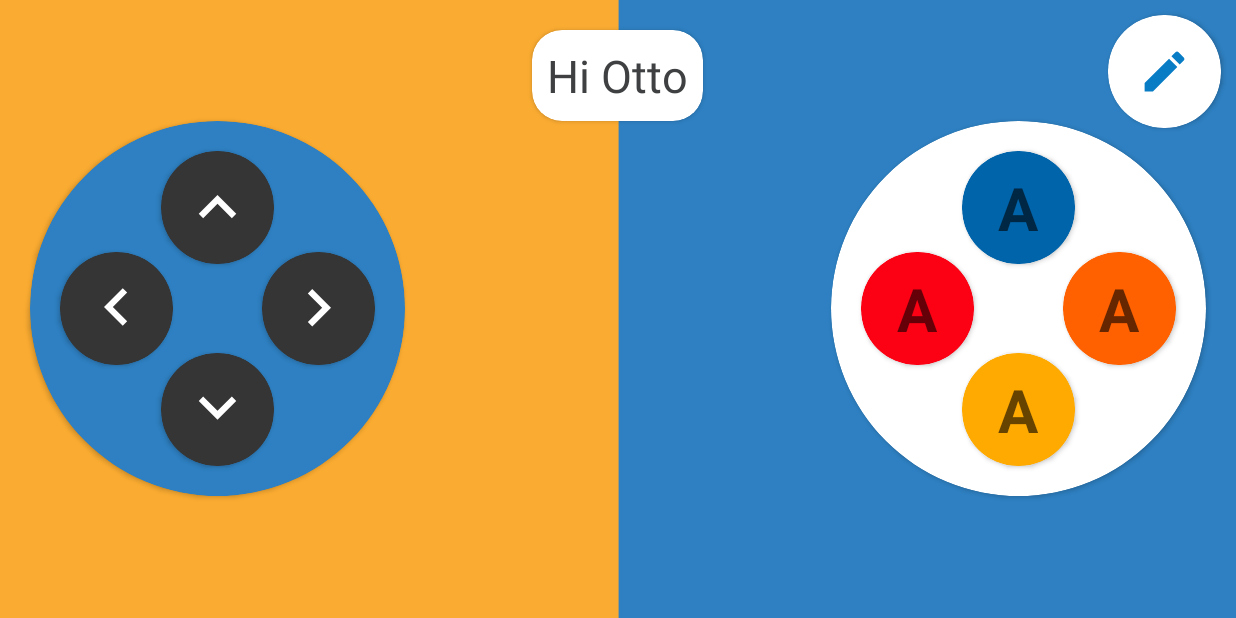
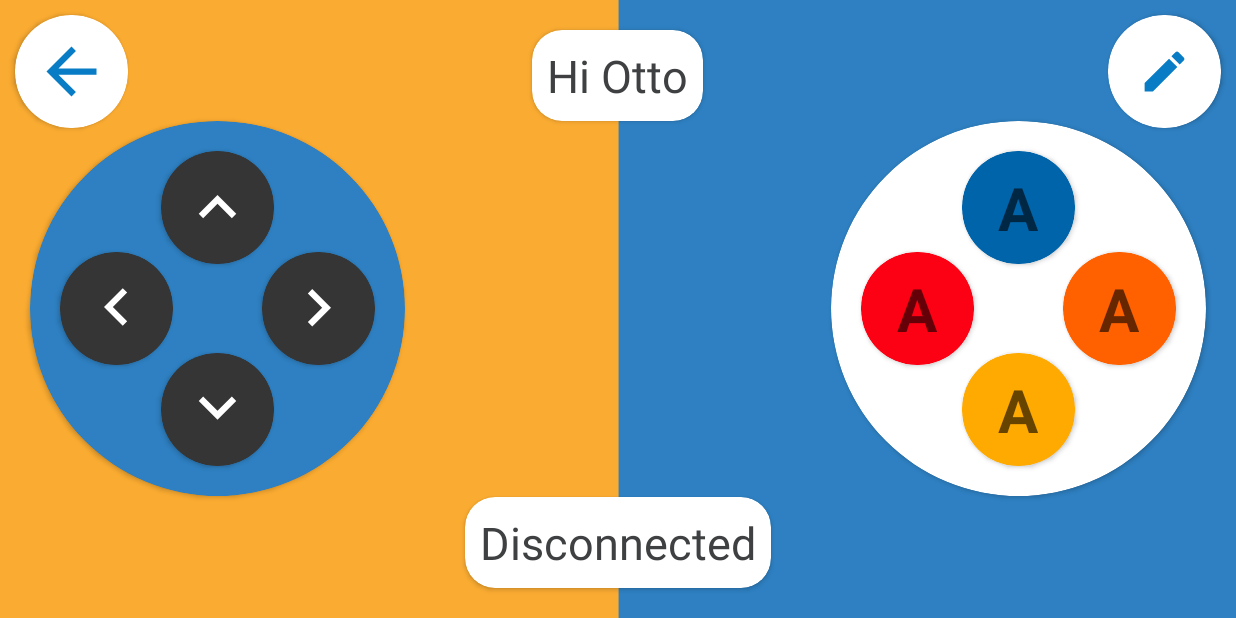
Before and after one commit to faizanmir/BluetoothCodeThree, an Android app: the ControllerActivity screen opened directly, with no data from a screen before it, on a phone screen of 824 x 412 dp (held sideways). Run offline under Robolectric (Android 15) with nearby library versions, the phone set to English and light mode, and no system bars; 5 statements that could not run were skipped.

Commit message:
UI changes

```diff
--- a/app/src/main/AndroidManifest.xml
+++ b/app/src/main/AndroidManifest.xml
@@ -19,7 +19,7 @@
             android:name=".ControllerActivity"
             android:screenOrientation="landscape" />
         <activity
-            android:name=".MainActivity"
+            android:name=".DeviceListActivity"
             android:screenOrientation="landscape">
             <intent-filter>
                 <action android:name="android.intent.action.MAIN" />
--- a/app/src/main/java/avishkaar/com/bluetoothcodethree/ControllerActivity.java
+++ b/app/src/main/java/avishkaar/com/bluetoothcodethree/ControllerActivity.java
@@ -1,17 +1,16 @@
 package avishkaar.com.bluetoothcodethree;
 
 import android.annotation.SuppressLint;
-import android.app.Activity;
 import android.bluetooth.BluetoothAdapter;
 import android.bluetooth.BluetoothDevice;
+import android.bluetooth.BluetoothManager;
 import android.bluetooth.BluetoothSocket;
 import android.content.Context;
 import android.content.Intent;
-import android.content.IntentFilter;
 import android.content.SharedPreferences;
 import android.os.AsyncTask;
+import android.os.Bundle;
 import android.support.v7.app.AppCompatActivity;
-import android.os.Bundle;
 import android.support.v7.widget.CardView;
 import android.util.Log;
 import android.view.MotionEvent;
@@ -19,13 +18,14 @@ import android.view.View;
 import android.widget.Button;
 import android.widget.ImageView;
 import android.widget.ProgressBar;
+import android.widget.RelativeLayout;
 import android.widget.TextView;
 import android.widget.Toast;
 
 import java.io.IOException;
 import java.lang.ref.WeakReference;
 
-import static avishkaar.com.bluetoothcodethree.MainActivity.UUIDForARDUINO;
+import static avishkaar.com.bluetoothcodethree.DeviceListActivity.UUIDForARDUINO;
 
 public class ControllerActivity extends AppCompatActivity implements View.OnTouchListener{
     BluetoothAdapter bluetoothAdapter;
@@ -38,68 +38,21 @@ public class ControllerActivity extends AppCompatActivity implements View.OnTouc
     CardView up,down,right,left;
     ImageView upImg,dwnImg,leftImg,rightImg,edit;
     static final String RemoteSharedPreference = "REMOTE-PREFERENCE";
-    CardView colorButtonOne,colorButtonTwo,colorButtonThree,colorButtonFour,configureCard;
+    CardView colorButtonOne, colorButtonTwo, colorButtonThree, colorButtonFour, configureCard, statusCard, back;
     SharedPreferences sharedPreferences;
     TextView blueText,redText,orangeText,yellowText;
+    TextView status;
+    BluetoothManager bluetoothManager;
+    RelativeLayout overlay;
+    CardView connectingCard;
     @SuppressLint("ClickableViewAccessibility")
     @Override
     protected void onCreate(Bundle savedInstanceState) {
         super.onCreate(savedInstanceState);
-        bluetoothAdapter = BluetoothAdapter.getDefaultAdapter();
-        setContentView(R.layout.activity_controller_actvity);
-        progressBar = findViewById(R.id.barForProgress);
-        Intent intent = getIntent();
-        deviceAddress =  intent.getStringExtra(MainActivity.DEVICE_EXTRA);
-        bluetoothDevice =  bluetoothAdapter.getRemoteDevice(deviceAddress);
-        upImg = findViewById(R.id.upImg);
-        dwnImg =  findViewById(R.id.downImg);
-        leftImg = findViewById(R.id.leftImg);
-        rightImg = findViewById(R.id.rightImg);
-        upImg.setImageResource(R.drawable.ic_keyboard_arrow_up_black_24dp);
-        dwnImg.setImageResource(R.drawable.ic_keyboard_arrow_down_black_24dp);
-        rightImg.setImageResource(R.drawable.ic_keyboard_arrow_right_black_24dp);
-        leftImg.setImageResource(R.drawable.ic_keyboard_arrow_left_black_24dp);
-        edit =findViewById(R.id.edit);
-        write = findViewById(R.id.write);
-        colorButtonOne = findViewById(R.id.custom1);
-        colorButtonTwo = findViewById(R.id.custom2);
-        colorButtonThree = findViewById(R.id.custom3);
-        colorButtonFour = findViewById(R.id.custom4);
-        sharedPreferences =  getSharedPreferences(RemoteSharedPreference, Context.MODE_PRIVATE);
-        up = findViewById(R.id.upMotion);
-        down = findViewById(R.id.downMotion);
-        left = findViewById(R.id.leftMotion);
-        right =  findViewById(R.id.rightMotion);
-        redText = findViewById(R.id.redText);
-        blueText = findViewById(R.id.blueText);
-        yellowText = findViewById(R.id.yellowText);
-        orangeText = findViewById(R.id.orangeText);
-        configureCard = findViewById(R.id.configureItem);
+        init();
 
 
-        //This is used for establishing the connection with the device as it is a blocking call  an Async Tsk is  used
-        new ConnectionThread(ControllerActivity.this).execute();
 
-        up.setOnTouchListener(this);
-        down.setOnTouchListener(this);
-        right.setOnTouchListener(this);
-        left.setOnTouchListener(this);
-        colorButtonOne.setOnTouchListener(this);
-        colorButtonTwo.setOnTouchListener(this);
-        colorButtonThree.setOnTouchListener(this);
-        colorButtonFour.setOnTouchListener(this);
-        write.setOnClickListener(new View.OnClickListener() {
-            @Override
-            public void onClick(View v) {
-                if (socket != null) {
-                    try {
-                        socket.getOutputStream().write("M".getBytes());
-                    } catch (IOException e) {
-                        e.printStackTrace();
-                    }
-                }
-            }
-        });
         configureCard.setOnClickListener(new View.OnClickListener() {
             @Override
             public void onClick(View v) {
@@ -107,24 +60,34 @@ public class ControllerActivity extends AppCompatActivity implements View.OnTouc
                 startActivity(intent);
             }
         });
+
+        back.setOnClickListener(new View.OnClickListener() {
+            @Override
+            public void onClick(View v) {
+
+                finish();
+            }
+        });
+
+
+
     }
 
-    //********************************************ON Touch***************************************************************
     @Override
     public boolean onTouch(View v, MotionEvent event) {
         switch (v.getId())
         {
             case(R.id.upMotion):
-                actionDetection(event,"0","S");
+                actionDetection(event, "X", "F");
                 break;
             case (R.id.downMotion):
-                actionDetection(event,"0","M");
+                actionDetection(event, "X", "B");
                 break;
             case(R.id.leftMotion):
-                actionDetection(event,"0","L");
+                actionDetection(event, "X", "L");
                 break;
             case(R.id.rightMotion):
-                actionDetection(event,"0","R");
+                actionDetection(event, "X", "R");
                 break;
             case(R.id.custom1):
                 actionDetection(event,sharedPreferences.getString(Constants.button1Released,""),sharedPreferences.getString(Constants.button1Pressed,""));
@@ -142,12 +105,11 @@ public class ControllerActivity extends AppCompatActivity implements View.OnTouc
         return true;
     }
     //*******************************************************************************************************************
-    class ConnectionThread extends AsyncTask<Void,Void,Void>
+    static class ConnectionThread extends AsyncTask<Void, Void, Void>
     {
         WeakReference<ControllerActivity> weakReference;
-        Activity activity;
 
-        public ConnectionThread(ControllerActivity activity) {
+        ConnectionThread(ControllerActivity activity) {
             weakReference = new WeakReference<>(activity);
         }
 
@@ -155,16 +117,28 @@ public class ControllerActivity extends AppCompatActivity implements View.OnTouc
         protected Void doInBackground(Void... voids) {
             try {
                 ControllerActivity ref = weakReference.get();
-                socket = bluetoothDevice.createInsecureRfcommSocketToServiceRecord(UUIDForARDUINO);
-                bluetoothAdapter.cancelDiscovery();
-                socket.connect();
-                ref.progressBar.setVisibility(View.INVISIBLE);
-
+                ref.socket = ref.bluetoothDevice.createInsecureRfcommSocketToServiceRecord(UUIDForARDUINO);
+                ref.bluetoothAdapter.cancelDiscovery();
+                ref.socket.connect();
                 Log.e(TAG, "doInBackground: " +  "Connection has been established..." );
+                Log.e(TAG, "doInBackground: " + "Is Socket Connected  ?  " + ref.socket.isConnected());
             } catch (IOException e) {
                 e.printStackTrace();
             }
             return null;
+        }
+
+        @Override
+        protected void onPostExecute(Void aVoid) {
+            super.onPostExecute(aVoid);
+            ControllerActivity ref = weakReference.get();
+            if (ref.socket.isConnected()) {
+                ref.statusCard.setVisibility(View.VISIBLE);
+                ref.status.setText("Connected");
+            }
+            ref.overlay.setVisibility(View.INVISIBLE);
+            ref.connectingCard.setVisibility(View.INVISIBLE);
+
         }
     }
     @Override
@@ -191,25 +165,13 @@ public class ControllerActivity extends AppCompatActivity implements View.OnTouc
                         | View.SYSTEM_UI_FLAG_HIDE_NAVIGATION
                         | View.SYSTEM_UI_FLAG_FULLSCREEN);
     }
-
-    // Shows the system bars by removing all the flags
-// except for the ones that make the content appear under the system bars.
-    private void showSystemUI() {
-        View decorView = getWindow().getDecorView();
-        decorView.setSystemUiVisibility(
-                View.SYSTEM_UI_FLAG_LAYOUT_STABLE
-                        | View.SYSTEM_UI_FLAG_LAYOUT_HIDE_NAVIGATION
-                        | View.SYSTEM_UI_FLAG_LAYOUT_FULLSCREEN);
-    }
-
-
-
     void writeToBluetooth(String instruction)
     {
         if(socket!=null)
         {
             try {
                 socket.getOutputStream().write(instruction.getBytes());
+                socket.getOutputStream().flush();
                 Log.e(TAG, "writeToBluetooth: " +  "  " + "Command Written"  + instruction );
             } catch (IOException e) {
                 e.printStackTrace();
@@ -243,4 +205,66 @@ public class ControllerActivity extends AppCompatActivity implements View.OnTouc
         yellowText.setText(sharedPreferences.getString(Constants.button3Pressed,""));
         redText.setText(sharedPreferences.getString(Constants.button4Pressed,""));
     }
+
+
+    @SuppressLint("ClickableViewAccessibility")
+    void init() {
+        bluetoothAdapter = BluetoothAdapter.getDefaultAdapter();
+
+        setContentView(R.layout.activity_controller_actvity);
+        progressBar = findViewById(R.id.barForProgress);
+        Intent intent = getIntent();
+        deviceAddress = intent.getStringExtra(DeviceListActivity.DEVICE_EXTRA);
+        bluetoothDevice = bluetoothAdapter.getRemoteDevice(deviceAddress);
+        upImg = findViewById(R.id.upImg);
+        dwnImg = findViewById(R.id.downImg);
+        leftImg = findViewById(R.id.leftImg);
+        rightImg = findViewById(R.id.rightImg);
+        upImg.setImageResource(R.drawable.ic_keyboard_arrow_up_black_24dp);
+        dwnImg.setImageResource(R.drawable.ic_keyboard_arrow_down_black_24dp);
+        rightImg.setImageResource(R.drawable.ic_keyboard_arrow_right_black_24dp);
+        leftImg.setImageResource(R.drawable.ic_keyboard_arrow_left_black_24dp);
+        edit = findViewById(R.id.edit);
+        write = findViewById(R.id.write);
+        colorButtonOne = findViewById(R.id.custom1);
+        colorButtonTwo = findViewById(R.id.custom2);
+        colorButtonThree = findViewById(R.id.custom3);
+        colorButtonFour = findViewById(R.id.custom4);
+        sharedPreferences = getSharedPreferences(RemoteSharedPreference, Context.MODE_PRIVATE);
+        up = findViewById(R.id.upMotion);
+        down = findViewById(R.id.downMotion);
+        left = findViewById(R.id.leftMotion);
+        right = findViewById(R.id.rightMotion);
+        redText = findViewById(R.id.redText);
+        blueText = findViewById(R.id.blueText);
+        yellowText = findViewById(R.id.yellowText);
+        orangeText = findViewById(R.id.orangeText);
+        configureCard = findViewById(R.id.configureItem);
+        new ConnectionThread(ControllerActivity.this).execute();
+        up.setOnTouchListener(this);
+        down.setOnTouchListener(this);
+        right.setOnTouchListener(this);
+        left.setOnTouchListener(this);
+        colorButtonOne.setOnTouchListener(this);
+        colorButtonTwo.setOnTouchListener(this);
+        colorButtonThree.setOnTouchListener(this);
+        colorButtonFour.setOnTouchListener(this);
+        status = findViewById(R.id.status);
+        statusCard = findViewById(R.id.statusCard);
+        back = findViewById(R.id.back);
+        status.setText("Disconnected");
+        bluetoothManager = (BluetoothManager) getSystemService(Context.BLUETOOTH_SERVICE);
+        overlay = findViewById(R.id.overlay);
+        connectingCard = findViewById(R.id.connectingCard);
+    }
+
+    @Override
+    protected void onDestroy() {
+        super.onDestroy();
+        try {
+            socket.close();
+        } catch (IOException e) {
+            e.printStackTrace();
+        }
+    }
 }
--- /dev/null
+++ b/app/src/main/res/drawable/ic_arrow_back_black_24dp.xml
@@ -0,0 +1,9 @@
+<vector xmlns:android="http://schemas.android.com/apk/res/android"
+        android:width="50dp"
+        android:height="50dp"
+        android:viewportWidth="24.0"
+        android:viewportHeight="24.0">
+    <path
+        android:fillColor="#FF087cc5"
+        android:pathData="M20,11H7.83l5.59,-5.59L12,4l-8,8 8,8 1.41,-1.41L7.83,13H20v-2z"/>
+</vector>
--- a/app/src/main/res/layout/activity_controller_actvity.xml
+++ b/app/src/main/res/layout/activity_controller_actvity.xml
@@ -7,6 +7,16 @@
     tools:context=".ControllerActivity"
     android:background="@drawable/background"
     >
+    <RelativeLayout
+    android:layout_width="match_parent"
+    android:layout_height="match_parent"
+        android:elevation="10dp"
+        android:foreground="#80000000"
+        android:id="@+id/overlay"
+        android:focusable="false"
+      >
+    </RelativeLayout>
+
     <android.support.v7.widget.CardView
         android:layout_width="wrap_content"
         android:layout_height="wrap_content"
@@ -14,11 +24,8 @@
         android:layout_centerHorizontal="true"
         android:layout_margin="20dp"
         app:cardCornerRadius="20dp"
-        android:elevation="5dp"
         android:padding="5dp"
         >
-
-
     <TextView
         android:layout_width="wrap_content"
         android:layout_height="wrap_content"
@@ -38,13 +45,46 @@
         android:layout_alignParentBottom="true"
         android:id="@+id/write"
         android:visibility="invisible"/>
+    <RelativeLayout
+        android:layout_width="wrap_content"
+        android:layout_height="wrap_content"
+        android:layout_centerInParent="true"
+        android:elevation="20dp">
 
+    <android.support.v7.widget.CardView
+        android:layout_width="200dp"
+        android:layout_height="60dp"
+        android:elevation="50dp"
+        android:layout_centerInParent="true"
+        app:cardCornerRadius="10dp"
+        android:id="@+id/connectingCard"
+        >
     <ProgressBar
         android:layout_width="wrap_content"
         android:layout_height="wrap_content"
         android:layout_centerHorizontal="true"
         android:layout_centerVertical="true"
-        android:id="@+id/barForProgress"/>
+        android:id="@+id/barForProgress"
+        android:elevation="15dp"
+        android:layout_gravity="center_vertical|start"
+        android:layout_margin="10dp"
+        android:indeterminate="true"
+
+        />
+        <TextView
+            android:layout_marginStart="10dp"
+            android:layout_width="wrap_content"
+            android:layout_height="wrap_content"
+            android:layout_gravity="center"
+            android:text="Connecting.."
+            android:textStyle="bold"
+
+            />
+
+
+
+    </android.support.v7.widget.CardView>
+    </RelativeLayout>
     <android.support.v7.widget.CardView
         android:layout_width="250dp"
         android:layout_height="250dp"
@@ -241,6 +281,50 @@
 
 
 
+    <android.support.v7.widget.CardView
+        android:layout_width="wrap_content"
+        android:layout_height="wrap_content"
+        app:cardBackgroundColor="#FFFFFF"
+        android:layout_alignParentBottom="true"
+        android:layout_centerHorizontal="true"
+        android:layout_margin="20dp"
+        app:cardCornerRadius="20dp"
+        android:elevation="5dp"
+        android:padding="5dp"
+        android:id="@+id/statusCard"
+        >
+
+
+        <TextView
+            android:layout_width="wrap_content"
+            android:layout_height="wrap_content"
+            android:textSize="30sp"
+            android:textColor="#3E4041"
+            android:layout_gravity="center"
+            android:padding="10dp"
+            android:id="@+id/status"
+
+            />
+    </android.support.v7.widget.CardView>
+
+    <android.support.v7.widget.CardView
+        android:layout_width="75dp"
+        android:layout_height="75dp"
+        app:cardCornerRadius="37dp"
+        android:layout_margin="10dp"
+        android:id="@+id/back"
+        >
+        <ImageView
+            android:layout_width="wrap_content"
+            android:layout_height="wrap_content"
+            android:layout_gravity="center"
+            android:src="@drawable/ic_arrow_back_black_24dp"
+            />
+
+    </android.support.v7.widget.CardView>
+
+
+
 
 
 
--- a/app/src/main/res/layout/activity_main.xml
+++ b/app/src/main/res/layout/activity_main.xml
@@ -3,7 +3,7 @@
     xmlns:tools="http://schemas.android.com/tools"
     android:layout_width="match_parent"
     android:layout_height="match_parent"
-    tools:context=".MainActivity"
+    tools:context=".DeviceListActivity"
     android:background="#9FC048"
     >
     <TextView
--- a/app/src/main/res/layout/edit_dialog_layout.xml
+++ b/app/src/main/res/layout/edit_dialog_layout.xml
@@ -33,7 +33,8 @@
             android:layout_gravity="center_vertical"
             android:layout_margin="10dp"
             android:background="@android:color/white"
-            android:id="@+id/buttonPress"/>
+            android:id="@+id/buttonPress"
+            android:maxLength="1"/>
         </android.support.v7.widget.CardView>
         <android.support.v7.widget.CardView
             android:layout_width="wrap_content"
@@ -50,6 +51,7 @@
                 android:layout_margin="10dp"
                 android:background="@android:color/white"
                 android:id="@+id/buttonRelease"
+                android:maxLength="1"
                 />
         </android.support.v7.widget.CardView>
         <android.support.v7.widget.CardView
```
Also changed, not shown: app/src/main/java/avishkaar/com/bluetoothcodethree/ConfigureActivity.java (+2 -34 lines), app/src/main/java/avishkaar/com/bluetoothcodethree/CustomCommandDialog.java (+6 -4 lines), app/src/main/java/avishkaar/com/bluetoothcodethree/DeviceListActivity.java (renamed from app/src/main/java/avishkaar/com/bluetoothcodethree/MainActivity.java, +38 -34 lines), app/src/main/res/layout/activity_configure.xml (+14 -3 lines).
